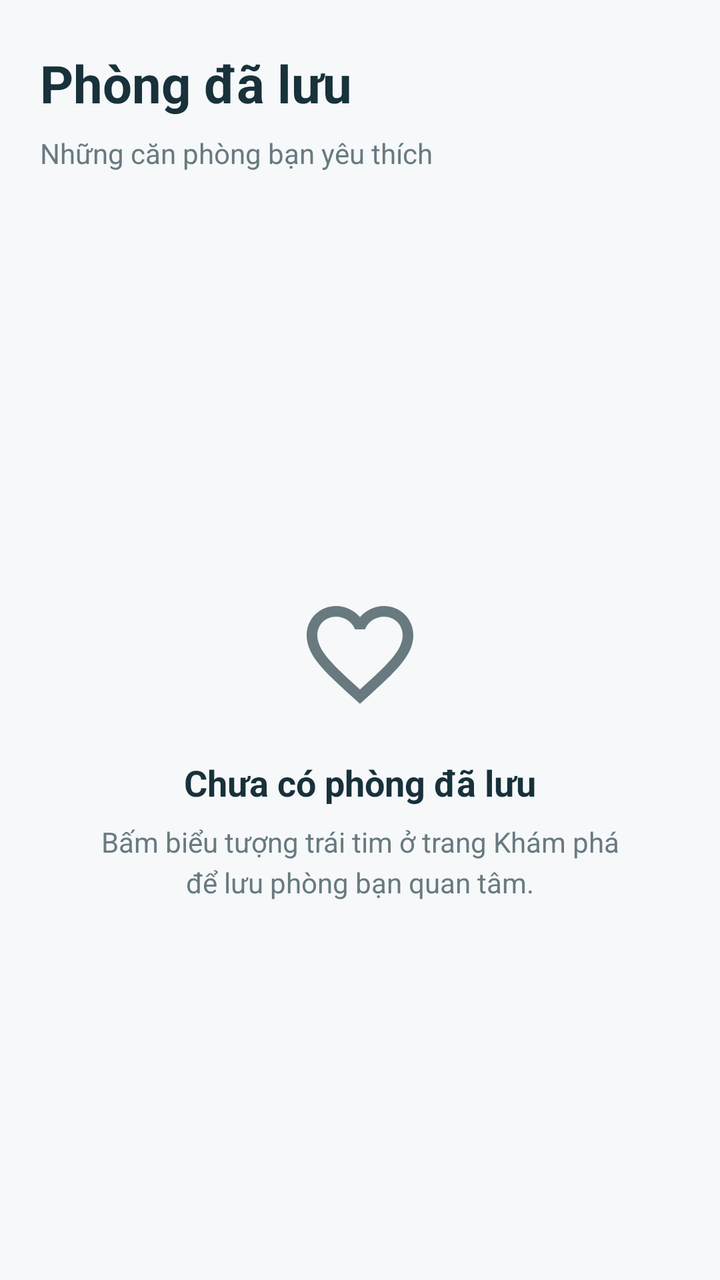
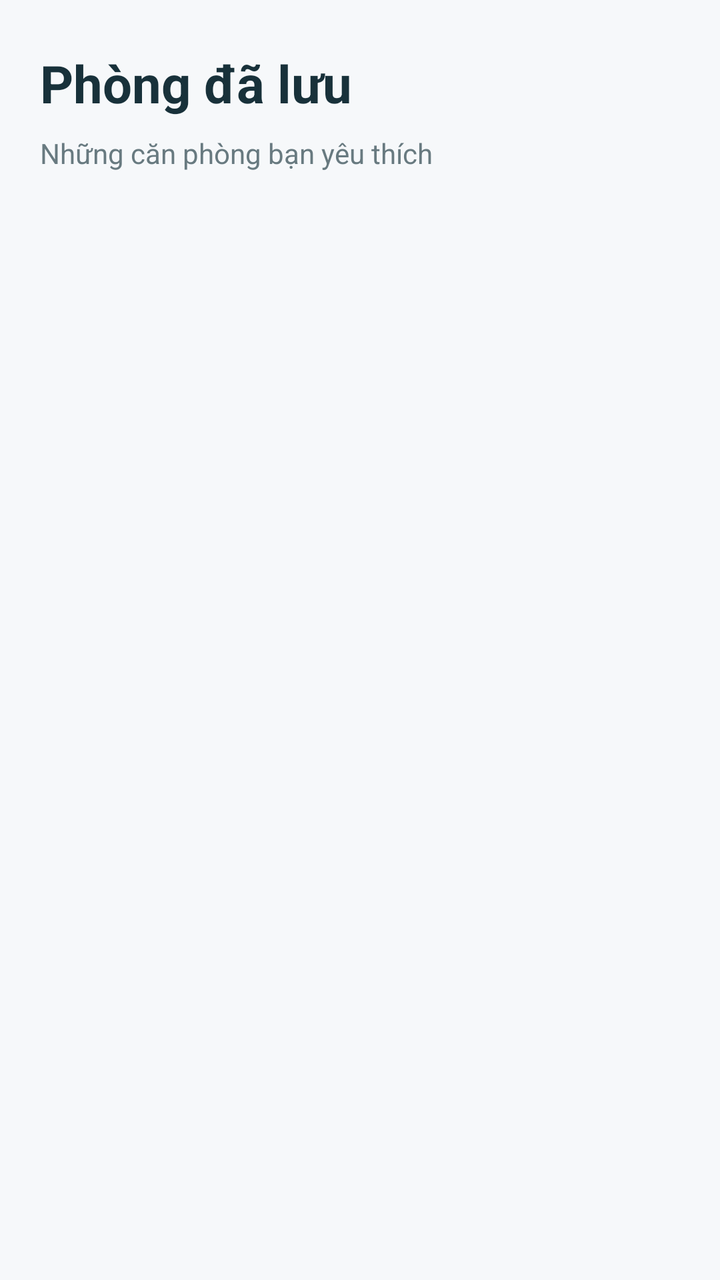

The first picture is an Android layout as it rendered before a commit; the second is the same layout after the commit. The layout source and the unified diff follow.
<!-- AndroidManifest.xml: application theme Theme.ROOMLY -->
<!-- res/layout/fragment_saved.xml -->
<?xml version="1.0" encoding="utf-8"?>
<LinearLayout
    xmlns:android="http://schemas.android.com/apk/res/android"
    android:layout_width="match_parent"
    android:layout_height="match_parent"
    android:background="@color/roomly_background"
    android:orientation="vertical"
    android:paddingStart="20dp"
    android:paddingEnd="20dp">

    
    <TextView
        android:layout_width="match_parent"
        android:layout_height="wrap_content"
        android:layout_marginTop="24dp"
        android:text="Phòng đã lưu"
        android:textColor="@color/roomly_text_primary"
        android:textSize="26sp"
        android:textStyle="bold" />

    
    <TextView
        android:layout_width="match_parent"
        android:layout_height="wrap_content"
        android:layout_marginTop="8dp"
        android:text="Những căn phòng bạn yêu thích"
        android:textColor="@color/roomly_text_secondary"
        android:textSize="14sp" />

    
    <FrameLayout
        android:layout_width="match_parent"
        android:layout_height="0dp"
        android:layout_weight="1"
        android:layout_marginTop="20dp">

        
        <androidx.recyclerview.widget.RecyclerView
            android:id="@+id/rv_saved_rooms"
            android:layout_width="match_parent"
            android:layout_height="match_parent"
            android:paddingBottom="16dp"
            android:clipToPadding="false"
            android:scrollbars="vertical"
            android:visibility="gone" />

        
        <LinearLayout
            android:id="@+id/layout_saved_empty"
            android:layout_width="match_parent"
            android:layout_height="match_parent"
            android:gravity="center"
            android:orientation="vertical"
            android:padding="24dp">

            <ImageView
                android:layout_width="64dp"
                android:layout_height="64dp"
                android:src="@drawable/ic_favorite"
                android:importantForAccessibility="no" />

            <TextView
                android:layout_width="match_parent"
                android:layout_height="wrap_content"
                android:layout_marginTop="20dp"
                android:gravity="center"
                android:text="Chưa có phòng đã lưu"
                android:textColor="@color/roomly_text_primary"
                android:textSize="18sp"
                android:textStyle="bold" />

            <TextView
                android:layout_width="match_parent"
                android:layout_height="wrap_content"
                android:layout_marginTop="8dp"
                android:gravity="center"
                android:text="Bấm biểu tượng trái tim ở trang Khám phá để lưu phòng bạn quan tâm."
                android:textColor="@color/roomly_text_secondary"
                android:textSize="14sp"
                android:lineSpacingExtra="4dp" />

        </LinearLayout>

    </FrameLayout>

</LinearLayout>
<!-- resources referenced by this layout -->
<resources>
  <color name="roomly_background">#F6F8FA</color>
  <color name="roomly_text_primary">#18313A</color>
  <color name="roomly_text_secondary">#687A80</color>
  <!-- drawable ic_favorite (drawable) -->
  <?xml version="1.0" encoding="utf-8"?>
  <vector xmlns:android="http://schemas.android.com/apk/res/android"
      android:width="24dp"
      android:height="24dp"
      android:viewportWidth="24"
      android:viewportHeight="24">
  
      <path
          android:fillColor="@color/roomly_text_secondary"
          android:pathData="M16.5,3c-1.74,0 -3.41,0.81 -4.5,2.09C10.91,3.81 9.24,3 7.5,3 4.42,3 2,5.42 2,8.5c0,3.78 3.4,6.86 8.55,11.54L12,21.35l1.45,-1.32C18.6,15.36 22,12.28 22,8.5 22,5.42 19.58,3 16.5,3zM12.1,18.55l-0.1,0.1 -0.1,-0.1C7.14,14.24 4,11.39 4,8.5 4,6.5 5.5,5 7.5,5c1.54,0 3.04,0.99 3.57,2.36h1.87C13.46,5.99 14.96,5 16.5,5 18.5,5 20,6.5 20,8.5c0,2.89 -3.14,5.74 -7.9,10.05z" />
  
  </vector>
  <style name="Theme.ROOMLY" parent="Base.Theme.ROOMLY" />
  <style name="Base.Theme.ROOMLY" parent="Theme.Material3.DayNight.NoActionBar">
          
          
      </style>
</resources>

<!-- the commit's change to res/layout/fragment_saved.xml (unified diff, before → after) -->
@@ -51,7 +51,8 @@
             android:layout_height="match_parent"
             android:gravity="center"
             android:orientation="vertical"
-            android:padding="24dp">
+            android:padding="24dp"
+            android:visibility="gone">
 
             <ImageView
                 android:layout_width="64dp"
@@ -81,6 +82,64 @@
 
         </LinearLayout>
 
+        
+        <ScrollView
+            android:id="@+id/layout_saved_access"
+            android:layout_width="match_parent"
+            android:layout_height="match_parent"
+            android:fillViewport="true"
+            android:visibility="gone">
+
+            <LinearLayout
+                android:layout_width="match_parent"
+                android:layout_height="wrap_content"
+                android:gravity="center"
+                android:orientation="vertical"
+                android:padding="24dp">
+
+                <ImageView
+                    android:layout_width="64dp"
+                    android:layout_height="64dp"
+                    android:src="@drawable/ic_favorite"
+                    android:importantForAccessibility="no" />
+
+                <TextView
+                    android:id="@+id/tv_saved_access_title"
+                    android:layout_width="match_parent"
+                    android:layout_height="wrap_content"
+                    android:layout_marginTop="20dp"
+                    android:gravity="center"
+                    android:text="Đăng nhập để xem phòng đã lưu"
+                    android:textColor="@color/roomly_text_primary"
+                    android:textSize="18sp"
+                    android:textStyle="bold" />
+
+                <TextView
+                    android:id="@+id/tv_saved_access_description"
+                    android:layout_width="match_parent"
+                    android:layout_height="wrap_content"
+                    android:layout_marginTop="8dp"
+                    android:gravity="center"
+                    android:text="Lưu những căn phòng bạn quan tâm để dễ dàng xem lại."
+                    android:textColor="@color/roomly_text_secondary"
+                    android:textSize="14sp"
+                    android:lineSpacingExtra="4dp" />
+
+                <com.google.android.material.button.MaterialButton
+                    android:id="@+id/btn_saved_login"
+                    android:layout_width="match_parent"
+                    android:layout_height="wrap_content"
+                    android:minHeight="48dp"
+                    android:layout_marginTop="24dp"
+                    android:text="Đăng nhập"
+                    android:textAllCaps="false"
+                    android:textColor="@color/roomly_surface"
+                    android:backgroundTint="@color/roomly_primary" />
+
+            </LinearLayout>
+
+        </ScrollView>
+
     </FrameLayout>
 
 </LinearLayout>
<!-- resource entries referenced after the edit -->
@@ -1,6 +1,8 @@
 <!-- resources referenced by this layout -->
 <resources>
   <color name="roomly_background">#F6F8FA</color>
+  <color name="roomly_primary">#087D79</color>
+  <color name="roomly_surface">#FFFFFF</color>
   <color name="roomly_text_primary">#18313A</color>
   <color name="roomly_text_secondary">#687A80</color>
   <!-- drawable ic_favorite (drawable) -->
